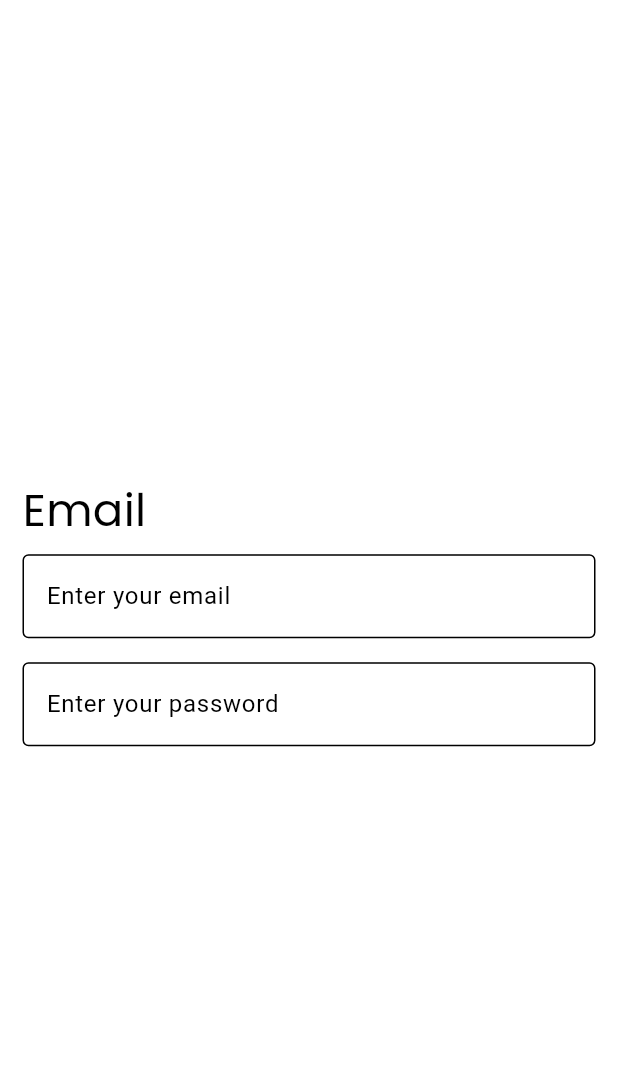
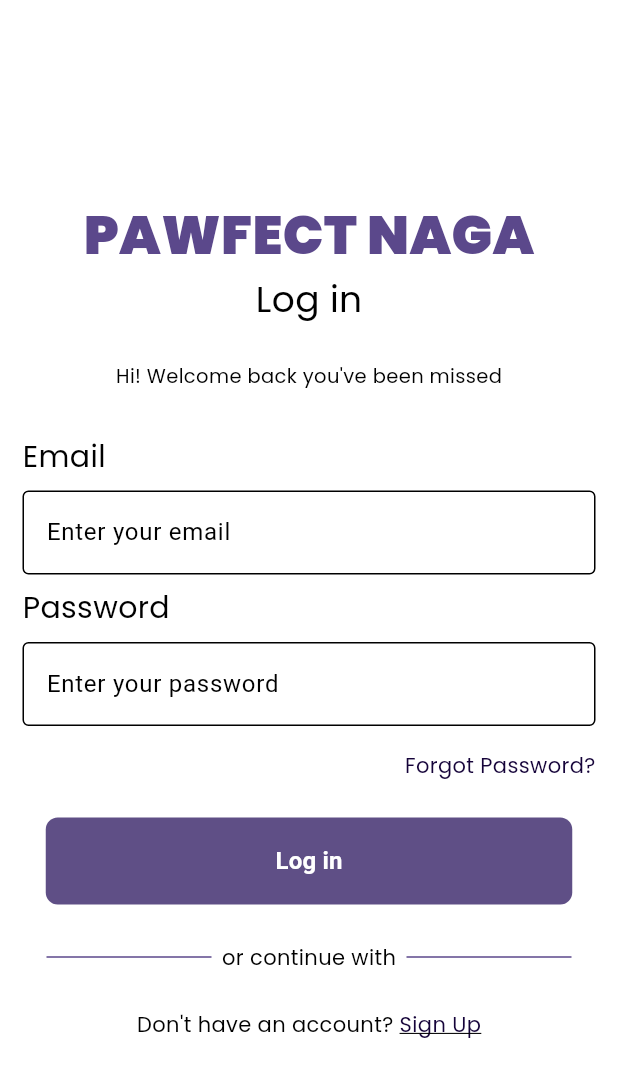
Before and after one commit to FDAsico/pawfect, a Flutter app: the screen it shows after launch, on a phone screen of 412 x 824 dp. Shown: the top 1077 px of the screen. Run offline on Flutter 3.47's test engine with Material 3 defaults, Android fonts, the light colour scheme and no system bars; our stand-ins replace google_fonts.

Commit message:
PAW-5 Log In Screen

```diff
--- a/lib/screens/login/login.dart
+++ b/lib/screens/login/login.dart
@@ -1,4 +1,6 @@
 import 'package:flutter/material.dart';
+import 'package:pawfect/screens/reset/forgot.dart';
+import 'package:pawfect/screens/signup/signup.dart';
 
 class Login extends StatelessWidget {
   const Login({super.key});
@@ -12,13 +14,44 @@ class Login extends StatelessWidget {
           mainAxisAlignment: MainAxisAlignment.center,
           children: [
             Container(
+              margin: EdgeInsets.fromLTRB(15.0, 0.0, 15.0, 0.0),
+              child: Text(
+                'PAWFECT NAGA',
+                style: TextStyle(
+                  fontWeight: FontWeight.w900,
+                  fontSize: 36,
+                  color: Color.fromARGB(255, 91, 72, 139),
+                ),
+              ),
+            ),
+            Container(
+              margin: EdgeInsets.fromLTRB(15.0, 0.0, 15.0, 25.0),
+              child: Text(
+                'Log in',
+                style: TextStyle(
+                  fontWeight: FontWeight.normal,
+                  fontSize: 24,
+                ),
+              ),
+            ),
+            Container(
+              margin: EdgeInsets.fromLTRB(15.0, 0.0, 15.0, 30.0),
+              child: Text(
+                "Hi! Welcome back you've been missed",
+                style: TextStyle(
+                  fontWeight: FontWeight.normal,
+                  fontSize: 13,
+                ),
+              ),
+            ),
+            Container(
               alignment: Alignment.topLeft,
               margin: EdgeInsets.fromLTRB(15.0, 0.0, 15.0, 0.0),
               child: Text(
                 'Email',
                 style: TextStyle(
                   fontWeight: FontWeight.normal,
-                  fontSize: 30,
+                  fontSize: 20,
                 ),
               ),
             ),
@@ -35,6 +68,17 @@ class Login extends StatelessWidget {
               ),
             ),
             Container(
+              alignment: Alignment.topLeft,
+              margin: EdgeInsets.fromLTRB(15.0, 0.0, 15.0, 0.0),
+              child: Text(
+                'Password',
+                style: TextStyle(
+                  fontWeight: FontWeight.normal,
+                  fontSize: 20,
+                ),
+              ),
+            ),
+            Container(
               margin: EdgeInsets.fromLTRB(15.0, 8.0, 15.0, 8.0),
               child: SizedBox(
                 child: TextField(
@@ -45,7 +89,102 @@ class Login extends StatelessWidget {
                   ),
                 ),
               )
-            )
+            ),
+            GestureDetector(
+              onTap: () => Navigator.push(
+                context,
+                MaterialPageRoute(
+                  builder: (context) => Forgot(),
+                )
+              ),
+              child: Container(
+                margin: EdgeInsets.fromLTRB(15.0, 8.0, 15.0, 25.0),
+                alignment: Alignment.bottomRight,
+                child: Text(
+                  'Forgot Password?',
+                  style: TextStyle(
+                    color: Color.fromARGB(255, 21, 3, 57)
+                  ),
+                )
+              )
+            ),
+            Container(
+              margin: EdgeInsets.fromLTRB(15.0, 0.0, 15.0, 25.0),
+              width: 351.0,
+              height: 58.0,
+              child: SizedBox(
+                child: FilledButton(
+                  onPressed: () => debugPrint('Log in Button Pressed!'),
+                  style: ButtonStyle(
+                    shape: WidgetStateProperty.all<RoundedRectangleBorder>(
+                      RoundedRectangleBorder(
+                        borderRadius: BorderRadius.circular(8.0),
+                      )
+                    )
+                  ),
+                  child: Text(
+                    'Log in',
+                    style: TextStyle(
+                      fontWeight: FontWeight.w700,
+                      fontSize: 16,
+                    ),
+                  ),
+                ),
+              )
+            ),
+            Row(
+              mainAxisSize: MainAxisSize.min,
+              children: [
+                Container(
+                  alignment: Alignment.center,
+                  padding: EdgeInsets.fromLTRB(0.0, 0.0, 0.0, 25.0),
+                  width: 110,
+                  child: Divider(
+                    color: Color.fromARGB(255, 91, 72, 139),
+                  ),
+                ),
+                Container(
+                  alignment: Alignment.center,
+                  padding: EdgeInsets.fromLTRB(0.0, 0.0, 0.0, 25.0),
+                  width: 130,
+                  child: Text('or continue with'),
+                ),
+                Container(
+                  alignment: Alignment.center,
+                  padding: EdgeInsets.fromLTRB(0.0, 0.0, 0.0, 25.0),
+                  width: 110,
+                  child: Divider(
+                    color: Color.fromARGB(255, 91, 72, 139),
+                  ),
+                ),
+              ],
+            ),
+            Row(
+              mainAxisAlignment: MainAxisAlignment.center,
+              children: [
+                Container(
+                  margin: EdgeInsets.zero,
+                  child: Text("Don't have an account? ")
+                ),
+                GestureDetector(
+                  onTap:() => Navigator.push(
+                    context,
+                    MaterialPageRoute(
+                      builder: (context) => SignUp(),
+                    )
+                  ),
+                  child: SizedBox(
+                    child: Text(
+                      'Sign Up',
+                      style: TextStyle(
+                        color: Color.fromARGB(255, 21, 3, 57),
+                        decoration: TextDecoration.underline,
+                      ),
+                    ),
+                  )
+                )
+              ],
+            ),
           ],
         ),
       )
```
